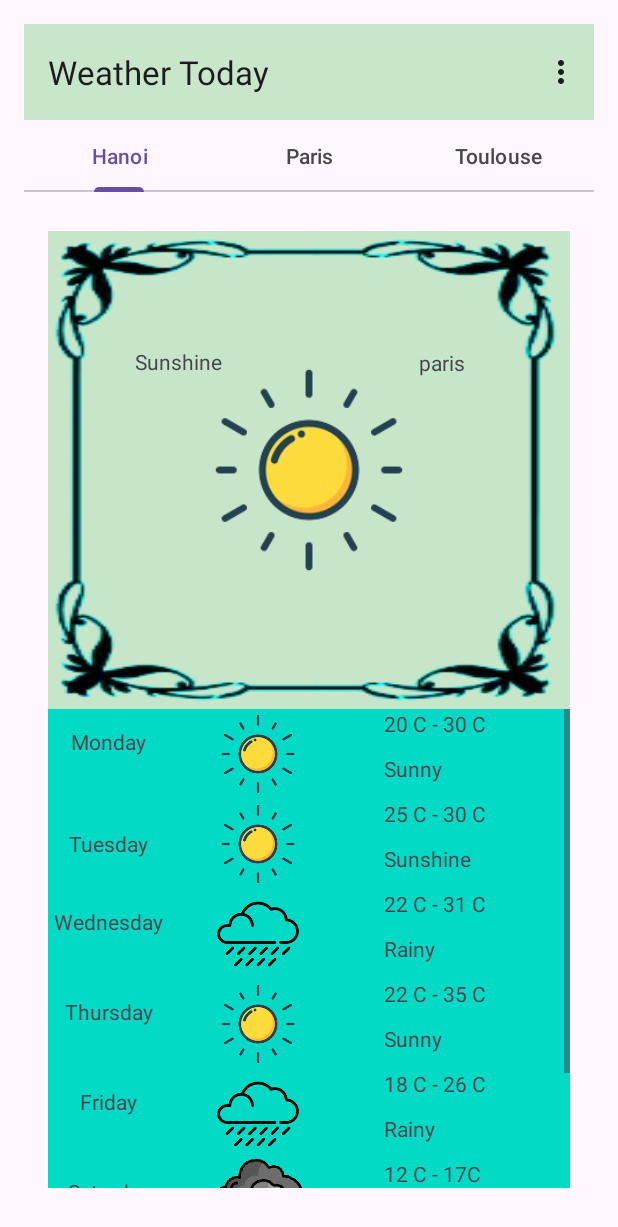
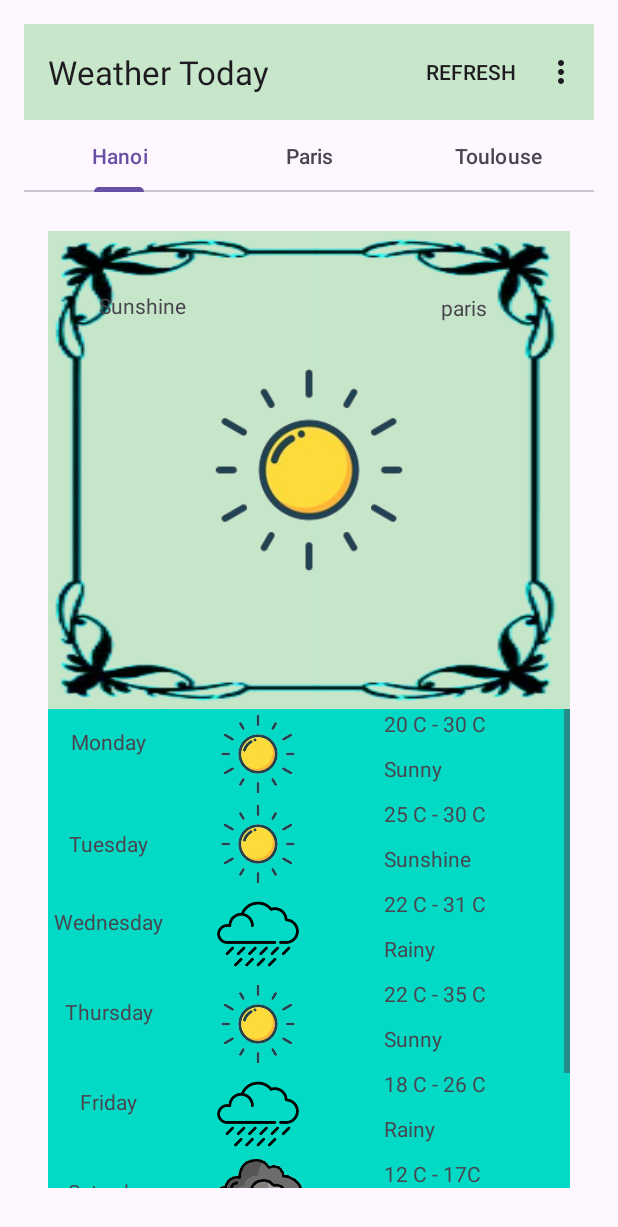
Before and after one commit to HaiDreamer/USTH_Weather, an Android app built with Jetpack Compose: the screen it shows after launch (WeatherTodayActivity), after a tap on "Weather Today", on a phone screen of 412 x 824 dp. Shown: the top 1227 px of the screen. Run offline under Robolectric (Android 15) with nearby library versions, the phone set to English and light mode, and no system bars.

Commit message:
lab11 done

```diff
--- a/app/src/main/java/vn/edu/usth/weather/WeatherActivity.java
+++ b/app/src/main/java/vn/edu/usth/weather/WeatherActivity.java
@@ -11,14 +11,18 @@ import android.widget.Button;
 import androidx.fragment.app.FragmentManager;
 
 import vn.edu.usth.weather.ui.theme.ForecastFragment;
+import android.media.MediaPlayer;
 
 public class WeatherActivity extends AppCompatActivity {
-    private String TAG = "WeatherActivity";     //help identify which class come form
+    private String TAG = "WeatherActivity";
+
+    private MediaPlayer mediaPlayer;
 
     @Override
     protected void onCreate(Bundle savedInstanceState) {
         super.onCreate(savedInstanceState);
         setContentView(R.layout.activity_weather);
+        mediaPlayer = MediaPlayer.create(this, R.raw.farout);
 
         Button weather_today = findViewById(R.id.weather_today);
         weather_today.setOnClickListener(v -> {
@@ -38,6 +42,9 @@ public class WeatherActivity extends AppCompatActivity {
     protected void onStart() {
         super.onStart();
         Log.i(TAG, "onStart");
+        if (mediaPlayer != null){
+            mediaPlayer.start();
+        }
     }
 
     @Override
@@ -50,18 +57,23 @@ public class WeatherActivity extends AppCompatActivity {
     protected void onPause() {
         super.onPause();
         Log.i(TAG, "onPause");
+        if (mediaPlayer != null && mediaPlayer.isPlaying()) {
+            mediaPlayer.pause();
+        }
     }
 
     @Override
     protected void onStop() {
         super.onStop();
         Log.i(TAG, "onStop");
+        releasePlayer();
     }
 
     @Override
     protected void onDestroy() {
         super.onDestroy();
         Log.i(TAG, "onDestroy");
+        releasePlayer();
     }
 
     @Override
@@ -70,4 +82,14 @@ public class WeatherActivity extends AppCompatActivity {
         Log.i(TAG, "onRestart");
     }
 
+    private void releasePlayer() {
+        if (mediaPlayer != null) {
+            try {
+                mediaPlayer.stop();
+            } catch (IllegalStateException ignored) {}
+            mediaPlayer.release();
+            mediaPlayer = null;
+        }
+    }
+
 }
--- a/app/src/main/res/layout/fragment_weather.xml
+++ b/app/src/main/res/layout/fragment_weather.xml
@@ -29,8 +29,8 @@
         android:layout_height="wrap_content"
         android:layout_alignParentStart="true"
         android:layout_alignParentTop="true"
-        android:layout_marginStart="58dp"
-        android:layout_marginTop="77dp"
+        android:layout_marginStart="34dp"
+        android:layout_marginTop="40dp"
         android:text="@string/sunshine" />
 
     <TextView
@@ -38,8 +38,8 @@
         android:layout_height="wrap_content"
         android:layout_alignParentTop="true"
         android:layout_alignParentEnd="true"
-        android:layout_marginTop="78dp"
-        android:layout_marginEnd="70dp"
+        android:layout_marginTop="41dp"
+        android:layout_marginEnd="55dp"
         android:text="@string/paris"
         tools:ignore="RelativeOverlap" />
 
--- a/app/src/main/res/menu/menu_weather.xml
+++ b/app/src/main/res/menu/menu_weather.xml
@@ -1,10 +1,11 @@
-<menu xmlns:android="http://schemas.android.com/apk/res/android">
+<menu xmlns:android="http://schemas.android.com/apk/res/android"
+    xmlns:app="http://schemas.android.com/apk/res-auto">
     <item
         android:id="@+id/action_refresh"
-        android:title="Refresh"
-        android:showAsAction="ifRoom" />
+        android:title="@string/refresh"
+        app:showAsAction="ifRoom" />
     <item
         android:id="@+id/action_settings"
-        android:title="Settings"
-        android:showAsAction="never" />
+        android:title="@string/setting"
+        app:showAsAction="never" />
 </menu>
--- a/app/src/main/res/values/strings.xml
+++ b/app/src/main/res/values/strings.xml
@@ -28,5 +28,6 @@
     <string name="Wednesday">Wednesday\n</string>
     <string name="Thursday">Thursday\n</string>
     <string name="Friday">Friday\n</string>
+    <string name="refresh">Refresh</string>
 
 </resources>
```
Also changed, not shown: 1 other file.
